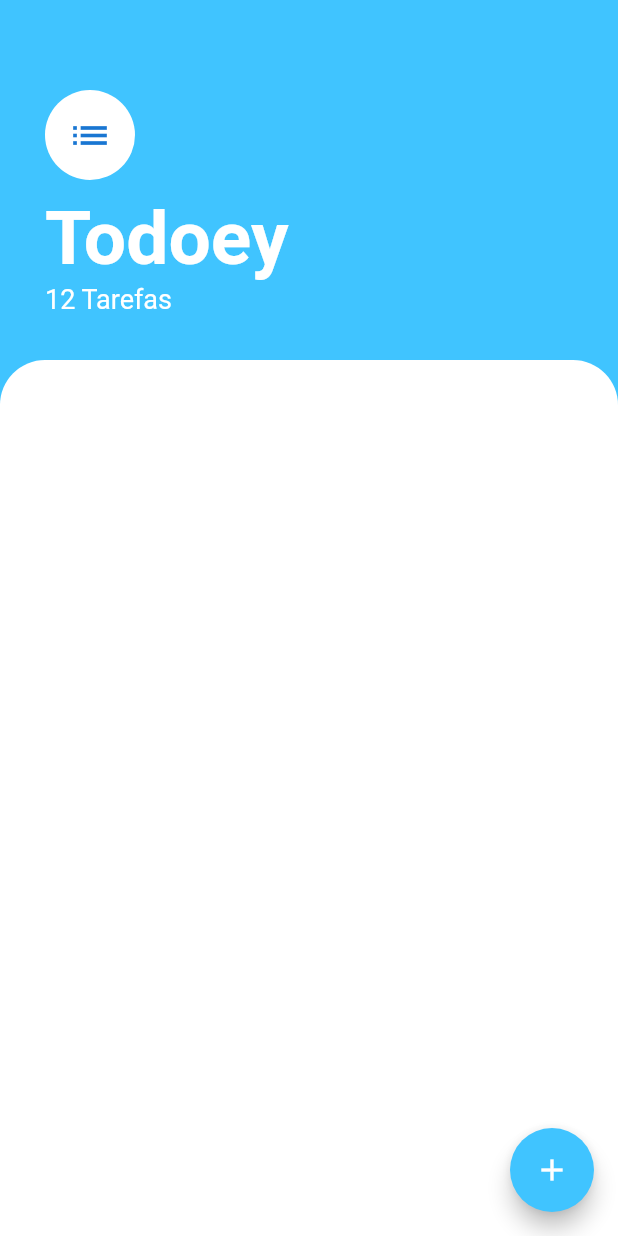
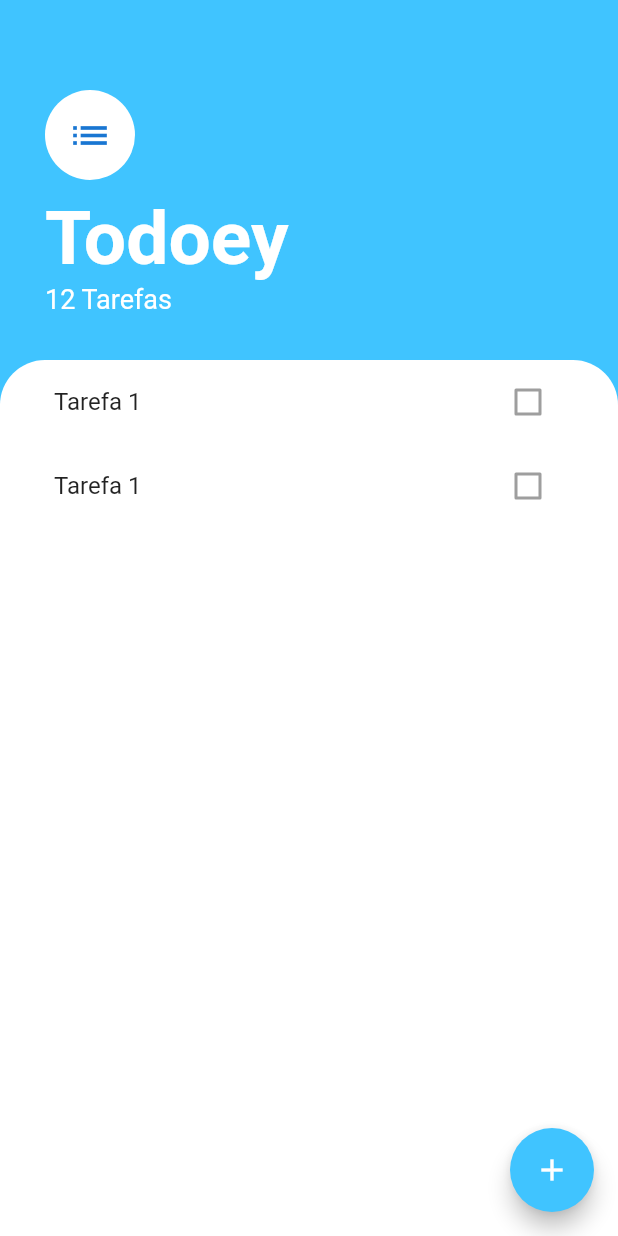
Before and after one commit to iury0393/todoey, a Flutter app: the screen it shows after launch, on a phone screen of 412 x 824 dp. Run offline on Flutter 3.47's test engine with Material 2 defaults, Android fonts, the phone set to English and light mode, and no system bars.

Commit message:
Adicionando a listview

```diff
--- /dev/null
+++ b/lib/components/tasks_list.dart
@@ -0,0 +1,14 @@
+import 'package:flutter/material.dart';
+import 'package:todoey/components/tasks_tile.dart';
+
+class TasksList extends StatelessWidget {
+  @override
+  Widget build(BuildContext context) {
+    return ListView(
+      children: <Widget>[
+        TaskTile(),
+        TaskTile(),
+      ],
+    );
+  }
+}
--- /dev/null
+++ b/lib/components/tasks_tile.dart
@@ -0,0 +1,11 @@
+import 'package:flutter/material.dart';
+
+class TaskTile extends StatelessWidget {
+  @override
+  Widget build(BuildContext context) {
+    return ListTile(
+      title: Text('Tarefa 1'),
+      trailing: Checkbox(value: false),
+    );
+  }
+}
--- a/lib/screens/tasks_screen.dart
+++ b/lib/screens/tasks_screen.dart
@@ -1,4 +1,5 @@
 import 'package:flutter/material.dart';
+import 'package:todoey/components/tasks_list.dart';
 
 class TasksScreen extends StatelessWidget {
   @override
@@ -49,6 +50,7 @@ class TasksScreen extends StatelessWidget {
           ),
           Expanded(
             child: Container(
+              padding: EdgeInsets.symmetric(horizontal: 20.0),
               decoration: BoxDecoration(
                 color: Colors.white,
                 borderRadius: BorderRadius.only(
@@ -56,6 +58,7 @@ class TasksScreen extends StatelessWidget {
                   topRight: Radius.circular(30.0),
                 ),
               ),
+              child: TasksList(),
             ),
           ),
         ],
```
